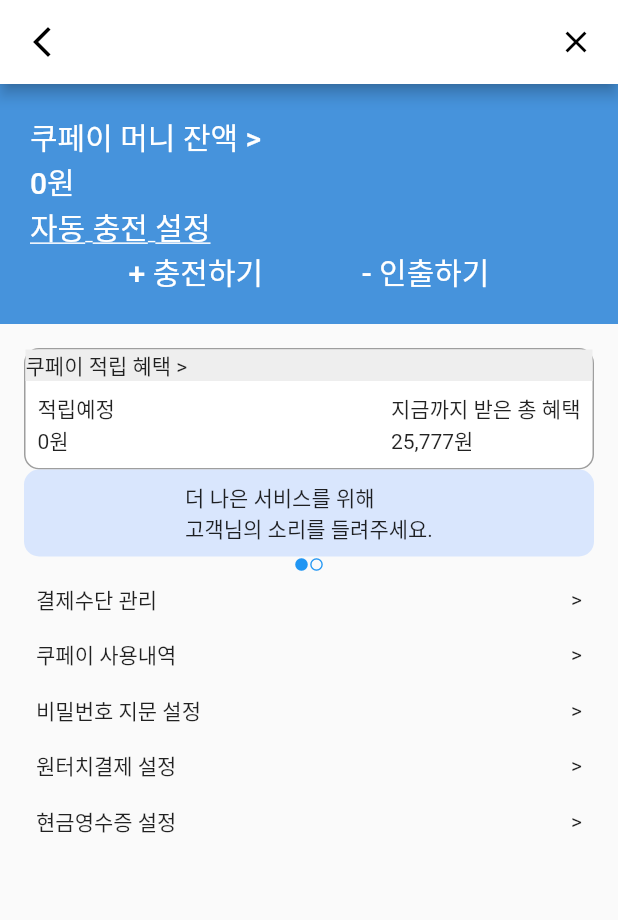
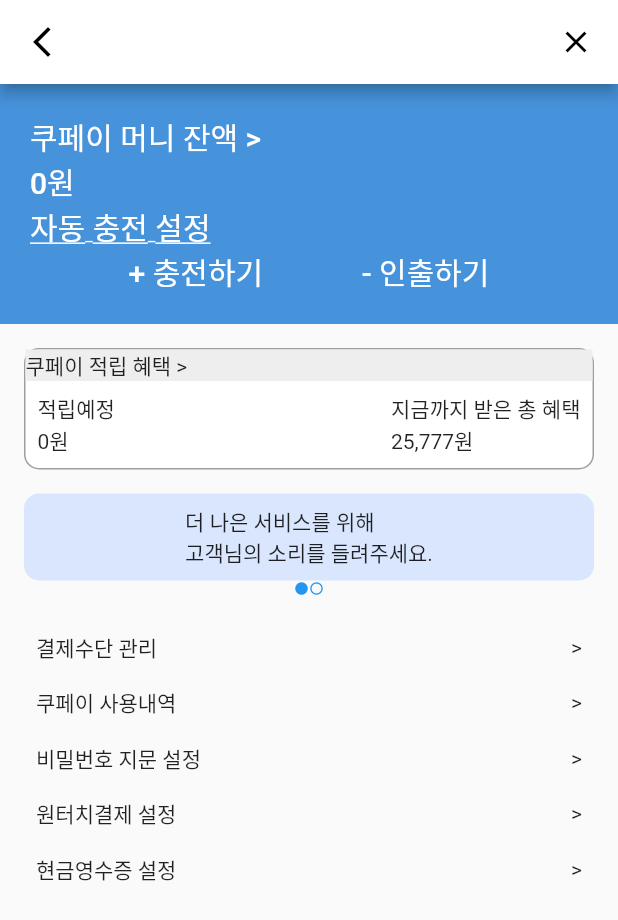
Before and after one commit to KangSooM/COUPAY_PRACTICE, a Flutter app: the screen it shows after launch, on a phone screen of 412 x 824 dp. Shown: the top 920 px of the screen. Run offline on Flutter 3.47's test engine with Material 2 defaults, Android fonts, the phone set to English and light mode, and no system bars; statements that could not run were skipped.

Commit message:
#2-5 Widget

```diff
--- a/lib/page/home.dart
+++ b/lib/page/home.dart
@@ -27,35 +27,77 @@
           )),
       body: Column(
         children: [
-          Container(
-            color: const Color(0xff4693dc),
-            child: Padding(
-              padding: const EdgeInsets.all(20.0),
-              child: Column(
-                mainAxisAlignment: MainAxisAlignment.start,
-                crossAxisAlignment: CrossAxisAlignment.start,
-                children: [
-                  const Text('쿠페이 머니 잔액 >', style: CoupangTextTheme.white),
-                  const Text('0원', style: CoupangTextTheme.white),
-                  Text('자동 충전 설정',
-                      style: CoupangTextTheme.white
-                          .copyWith(decoration: TextDecoration.underline)),
-                  Row(
-                    mainAxisAlignment: MainAxisAlignment.spaceEvenly,
-                    children: const [
-                      Text('+ 충전하기', style: CoupangTextTheme.white),
-                      Text('- 인출하기', style: CoupangTextTheme.white)
-                    ],
-                  )
-                ],
-              ),
-            ),
-          ),
+          _coupayMoney(),
           Padding(
             padding: const EdgeInsets.all(16.0),
             child: Column(
               children: [
+                _coupaySave(),
+                const SizedBox(height: 16),
+                _banner(),
+                const SizedBox(height: 16),
+                _setting(context)
+              ],
+            ),
+          )
+        ],
+      ),
+    );
+  }
+
+  Column _setting(BuildContext context) {
+    return Column(
+      children: [
+        ListItem(
+            title: "결제수단 관리",
+            onTap: () {
+              Navigator.pushNamed(context, "/payment");
+            }),
+        ListItem(title: "쿠페이 사용내역", onTap: () {}),
+        ListItem(title: "비밀번호 지문 설정", onTap: () {}),
+        ListItem(
+            title: "원터치결제 설정",
+            onTap: () {
+              Navigator.pushNamed(context, "/oneTouch");
+            }),
+        ListItem(title: "현금영수증 설정", onTap: () {}),
+      ],
+    );
+  }
+
+  Column _banner() {
+    return Column(
+      children: [
         Container(
+            decoration: BoxDecoration(
+              borderRadius: BorderRadius.circular(10),
+              color: const Color(0xffd9e6fd),
+            ),
+            child: const Center(
+              child: Padding(
+                padding: EdgeInsets.all(8.0),
+                child: Text('더 나은 서비스를 위해\n'
+                    '고객님의 소리를 들려주세요.'),
+              ),
+            )),
+        Row(mainAxisAlignment: MainAxisAlignment.center, children: const [
+          Icon(
+            Icons.circle,
+            size: 10,
+            color: Colors.blue,
+          ),
+          Icon(
+            Icons.circle_outlined,
+            size: 10,
+            color: Colors.blue,
+          ),
+        ]),
+      ],
+    );
+  }
+
+  Container _coupaySave() {
+    return Container(
       decoration: BoxDecoration(
           color: Colors.white,
           border: Border.all(color: Colors.grey),
@@ -66,8 +108,7 @@
           Container(
             width: double.infinity,
             color: Colors.grey[200],
-                        child: const Text('쿠페이 적립 혜택 >',
-                            style: CoupangTextTheme.title),
+            child: const Text('쿠페이 적립 혜택 >', style: CoupangTextTheme.title),
           ),
           Padding(
             padding: const EdgeInsets.all(8.0),
@@ -94,54 +135,32 @@
           )
         ],
       ),
-                ),
-                Container(
-                    decoration: BoxDecoration(
-                      borderRadius: BorderRadius.circular(10),
-                      color: const Color(0xffd9e6fd),
-                    ),
-                    child: const Center(
+    );
+  }
+
+  Container _coupayMoney() {
+    return Container(
+      color: const Color(0xff4693dc),
       child: Padding(
-                        padding: EdgeInsets.all(8.0),
-                        child: Text('더 나은 서비스를 위해\n'
-                            '고객님의 소리를 들려주세요.'),
-                      ),
-                    )),
+        padding: const EdgeInsets.all(20.0),
+        child: Column(
+          mainAxisAlignment: MainAxisAlignment.start,
+          crossAxisAlignment: CrossAxisAlignment.start,
+          children: [
+            const Text('쿠페이 머니 잔액 >', style: CoupangTextTheme.white),
+            const Text('0원', style: CoupangTextTheme.white),
+            Text('자동 충전 설정',
+                style: CoupangTextTheme.white
+                    .copyWith(decoration: TextDecoration.underline)),
             Row(
-                    mainAxisAlignment: MainAxisAlignment.center,
+              mainAxisAlignment: MainAxisAlignment.spaceEvenly,
               children: const [
-                      Icon(
-                        Icons.circle,
-                        size: 10,
-                        color: Colors.blue,
-                      ),
-                      Icon(
-                        Icons.circle_outlined,
-                        size: 10,
-                        color: Colors.blue,
-                      ),
-                    ]),
-                Column(
-                  children: [
-                    ListItem(
-                        title: "결제수단 관리",
-                        onTap: () {
-                          Navigator.pushNamed(context, "/payment");
-                        }),
-                    ListItem(title: "쿠페이 사용내역", onTap: () {}),
-                    ListItem(title: "비밀번호 지문 설정", onTap: () {}),
-                    ListItem(
-                        title: "원터치결제 설정",
-                        onTap: () {
-                          Navigator.pushNamed(context, "/oneTouch");
-                        }),
-                    ListItem(title: "현금영수증 설정", onTap: () {}),
+                Text('+ 충전하기', style: CoupangTextTheme.white),
+                Text('- 인출하기', style: CoupangTextTheme.white)
               ],
             )
           ],
         ),
-          )
-        ],
       ),
     );
   }
```
Lines whose indentation alone changed are shown as unchanged.
